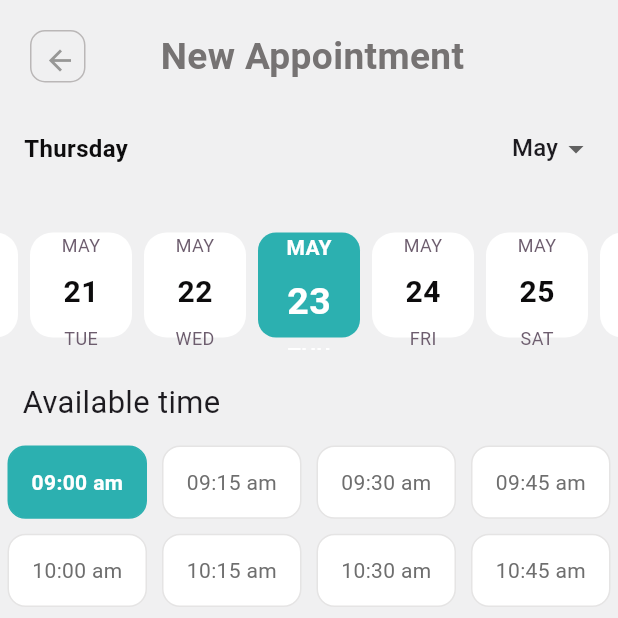
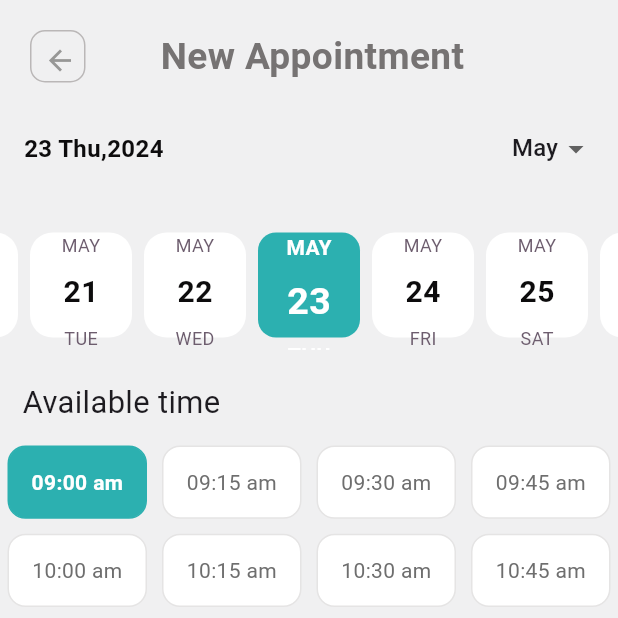
Before and after one commit to muhammed-shadil/doctor-booking-app, a Flutter app: the NewAppointmentScreen screen opened directly with empty values, after a tap on "Select Your Gender", on a phone screen of 412 x 824 dp, the top half of it. Run offline on Flutter 3.47's test engine with Material 3 defaults, Android fonts, the phone set to English and light mode, and no system bars; drawn by our look-alikes of easy_date_timeline; our stand-ins replace animate_do, another_flutter_splash_screen, bloc, carousel_slider, cloud_firestore, connectivity_plus and 14 more; missing offline and left inert: bottom_picker, favorite_button, font_awesome_icon_class, telephony; accounts and stored records are empty; statements that could not run were skipped.

Commit message:
make some final changes

```diff
--- a/lib/controller/authentication/bloc/auth_bloc.dart
+++ b/lib/controller/authentication/bloc/auth_bloc.dart
@@ -2,7 +2,7 @@ import 'dart:async';
 
 import 'package:bloc/bloc.dart';
 import 'package:cloud_firestore/cloud_firestore.dart';
-import 'package:doctors_book_app/model/model.dart';
+import 'package:doctors_book_app/model/usermodel.dart';
 import 'package:firebase_auth/firebase_auth.dart';
 import 'package:meta/meta.dart';
 import 'package:shared_preferences/shared_preferences.dart';
--- a/lib/view/screens/appointmentsScreen.dart
+++ b/lib/view/screens/appointmentsScreen.dart
@@ -195,7 +195,7 @@ class _AppointmetsScreenState extends State<AppointmetsScreen> {
                                                 .toString()
                                                 .toUpperCase(),
                                             style:  TextStyle(
-                                                fontSize: 18.sp,
+                                                fontSize: 17.sp,
                                                 fontWeight: FontWeight.w500,
                                                 color: const Color.fromARGB(
                                                     255, 122, 118, 118)),
--- a/lib/view/screens/doctorslistscreen.dart
+++ b/lib/view/screens/doctorslistscreen.dart
@@ -121,7 +121,7 @@ class DoctorsScreen extends StatelessWidget {
                                                       .toString()
                                                       .toUpperCase(),
                                                   style: TextStyle(
-                                                      fontSize: 18.sp,
+                                                      fontSize: 17.sp,
                                                       fontWeight:
                                                           FontWeight.w500,
                                                       color:
--- a/lib/view/screens/editscreen/widgets/userform.dart
+++ b/lib/view/screens/editscreen/widgets/userform.dart
@@ -1,5 +1,5 @@
 import 'package:doctors_book_app/controller/authentication/bloc/auth_bloc.dart';
-import 'package:doctors_book_app/model/model.dart';
+import 'package:doctors_book_app/model/usermodel.dart';
 import 'package:doctors_book_app/view/screens/editscreen/edit_screen.dart';
 import 'package:doctors_book_app/view/widgets/mainbutton.dart';
 import 'package:doctors_book_app/view/widgets/textfield.dart';
--- a/lib/view/screens/favorite.dart
+++ b/lib/view/screens/favorite.dart
@@ -170,7 +170,7 @@ class FavoriteScreen extends StatelessWidget {
                                                             .toString()
                                                             .toUpperCase(),
                                                         style: TextStyle(
-                                                            fontSize: 18.sp,
+                                                            fontSize: 17.sp,
                                                             fontWeight:
                                                                 FontWeight.w500,
                                                             color: const Color
--- a/lib/view/screens/newappointment/newappointmentScreen.dart
+++ b/lib/view/screens/newappointment/newappointmentScreen.dart
@@ -7,7 +7,6 @@ import 'package:flutter_bloc/flutter_bloc.dart';
 import 'package:flutter_screenutil/flutter_screenutil.dart';
 import 'package:telephony/telephony.dart';
 import 'package:uuid/uuid.dart';
-
 import 'package:doctors_book_app/controller/commenfucntions.dart';
 import 'package:doctors_book_app/controller/newappointment/bloc/newappointment_bloc.dart';
 import 'package:doctors_book_app/model/patientmodel.dart';
@@ -24,7 +23,6 @@ class NewAppointmentScreenWrapper extends StatelessWidget {
     required this.doctordates,
   }) : super(key: key);
   final String doctorname;
-
   final String doctordates;
   @override
   Widget build(BuildContext context) {
@@ -43,7 +41,6 @@ class NewAppointmentScreen extends StatefulWidget {
     required this.doctordates,
   }) : super(key: key);
   final String doctorname;
-
   final String doctordates;
   @override
   State<NewAppointmentScreen> createState() => _NewAppointmentScreenState();
@@ -60,13 +57,10 @@ class _NewAppointmentScreenState extends State<NewAppointmentScreen> {
   TextEditingController patientcontroller = TextEditingController();
   TextEditingController gendercontroller = TextEditingController();
   TextEditingController agecontroller = TextEditingController();
-
   TextEditingController phonecontroller = TextEditingController();
-
   TextEditingController emailcontroller = TextEditingController();
   Functions functions = Functions();
   final regemail = RegExp(r"^[a-zA-Z0-9_\-\.\S]{4,}[@][a-z]+[\.][a-z]{2,3}$");
-
   final age = RegExp(r'^(1[0-9]|[2-9][0-9]|100)$');
   final phonreg = RegExp(r"^[6789]\d{9}$");
   final name = RegExp(r'^[A-Za-z]+$');
@@ -91,13 +85,11 @@ class _NewAppointmentScreenState extends State<NewAppointmentScreen> {
   @override
   void initState() {
     super.initState();
-
     fetchDoctorAvailability();
   }
 
   void fetchDoctorAvailability() {
     String doctorAvailability = widget.doctordates;
-
     setState(() {
       availableDays = parseAvailability(doctorAvailability);
     });
@@ -106,8 +98,8 @@ class _NewAppointmentScreenState extends State<NewAppointmentScreen> {
   List<DateTime> _getDisabledDates() {
     List<DateTime> disabledDates = [];
     DateTime currentDate = DateTime.now();
-    DateTime endDate = currentDate.add(const Duration(days: 60));
-    for (DateTime date = currentDate.subtract(const Duration(days: 30));
+    DateTime endDate = currentDate.add(const Duration(days: 365));
+    for (DateTime date = currentDate.subtract(const Duration(days: 365));
         date.isBefore(currentDate);
         date = date.add(const Duration(days: 1))) {
       disabledDates.add(date);
@@ -119,7 +111,6 @@ class _NewAppointmentScreenState extends State<NewAppointmentScreen> {
         disabledDates.add(date);
       }
     }
-
     return disabledDates;
   }
 
@@ -132,7 +123,6 @@ class _NewAppointmentScreenState extends State<NewAppointmentScreen> {
           currentindex = state.index;
         } else if (state is datepickedState) {
           date = state.dates;
-
           fetchBookedTimeSlots(state.dates, widget.doctorname);
         } else if (state is NewpatientSuccessState) {
           LoadingDialog.hide(context);
@@ -169,8 +159,7 @@ class _NewAppointmentScreenState extends State<NewAppointmentScreen> {
                             height: 35,
                             decoration: BoxDecoration(
                               border: Border.all(
-                                  color:
-                                      Colorpalette.primarybordercolor),
+                                  color: Colorpalette.primarybordercolor),
                               borderRadius: BorderRadius.circular(10),
                             ),
                             child: Center(
@@ -194,6 +183,9 @@ class _NewAppointmentScreenState extends State<NewAppointmentScreen> {
                         ],
                       ),
                       EasyDateTimeLine(
+                        headerProps: const EasyHeaderProps(
+                          dateFormatter: DateFormatter.custom("d EE,y"),
+                        ),
                         disabledDates: _getDisabledDates(),
                         initialDate: DateTime.now(),
                         onDateChange: (selectedDate) {
@@ -323,7 +315,8 @@ class _NewAppointmentScreenState extends State<NewAppointmentScreen> {
                           style: TextStyle(fontSize: 20.sp),
                         ),
                       ),
-                      MainTextField(keyboard: TextInputType.name,
+                      MainTextField(
+                          keyboard: TextInputType.name,
                           controller: patientcontroller,
                           text: "Enter patients name",
                           preficsicon: Icons.person,
--- a/lib/view/screens/patientslist.dart
+++ b/lib/view/screens/patientslist.dart
@@ -125,8 +125,8 @@ class PatientsList extends StatelessWidget {
                               ConnectionState.waiting) {
                             return const Center(
                               child:
-                              //  CircularProgressIndicator(),
-                              CustomLoadingAnimation(),
+                                  //  CircularProgressIndicator(),
+                                  CustomLoadingAnimation(),
                             );
                           }
                           if (snapshot.hasData) {
--- a/lib/view/screens/searchscreen.dart
+++ b/lib/view/screens/searchscreen.dart
@@ -120,7 +120,7 @@ class _SearchScreenState extends State<SearchScreen> {
                                       builder: (_) => DoctorsDetailsScreen(
                                           doctorsdatails: data)));
                             },
-                            child: ListTile(
+                            child: ListTile(minVerticalPadding: 15,
                               title: Text(
                                 data['doctorname'],
                                 maxLines: 1,
@@ -139,7 +139,7 @@ class _SearchScreenState extends State<SearchScreen> {
                                     fontSize: 16.sp,
                                     fontWeight: FontWeight.w400),
                               ),
-                              leading: CircleAvatar(
+                              leading: CircleAvatar(radius: 24,
                                 backgroundImage: NetworkImage(data['image']),
                               ),
                             ),
--- a/lib/view/screens/settingsScreen/settings_Screen.dart
+++ b/lib/view/screens/settingsScreen/settings_Screen.dart
@@ -70,7 +70,7 @@ class SettingsScreen extends StatelessWidget {
             children: [
               SizedBox(
                 width: MediaQuery.of(context).size.width,
-                height: MediaQuery.of(context).size.height * 0.3,
+                height: MediaQuery.of(context).size.height * 0.27,
                 child: BlocBuilder<AuthBloc, AuthState>(
                   builder: (context, state) {
                     return Stack(
@@ -192,7 +192,7 @@ class SettingsScreen extends StatelessWidget {
                                                                 .primarycolor),
                                                       ),
                                                       SizedBox(
-                                                        width: 179,
+                                                        width: MediaQuery.of(context).size.width*0.5,
                                                         child: Text(
                                                           "${userData['username']}"
                                                               .toUpperCase(),
--- a/lib/view/screens/settingsScreen/widgets/settingspage_listtile.dart
+++ b/lib/view/screens/settingsScreen/widgets/settingspage_listtile.dart
@@ -15,8 +15,8 @@ class SettingsListTile extends StatelessWidget {
   @override
   Widget build(BuildContext context) {
     return SizedBox(
-      height: 60,
-      width: 370,
+      height: MediaQuery.of(context).size.height*0.09,
+      width: MediaQuery.of(context).size.width*0.93,
       child: ListTile(
         trailing: const Icon(Icons.arrow_forward_ios,size: 15,),
         title: Text(content),
--- a/lib/view/screens/signupscreen/signup_screen.dart
+++ b/lib/view/screens/signupscreen/signup_screen.dart
@@ -1,5 +1,5 @@
 import 'package:doctors_book_app/controller/authentication/bloc/auth_bloc.dart';
-import 'package:doctors_book_app/model/model.dart';
+import 'package:doctors_book_app/model/usermodel.dart';
 import 'package:doctors_book_app/utility/constants.dart';
 import 'package:doctors_book_app/view/screens/loginscreen/login_screen.dart';
 import 'package:doctors_book_app/view/screens/signupscreen/widgets/custompaintsignup.dart';
```
Also changed, not shown: lib/view/screens/homepage/home_screen.dart (+5 -5 lines), lib/view/screens/patientdetails/patientsdetails.dart (+4 -34 lines), lib/model/usermodel.dart (renamed from lib/model/model.dart).
